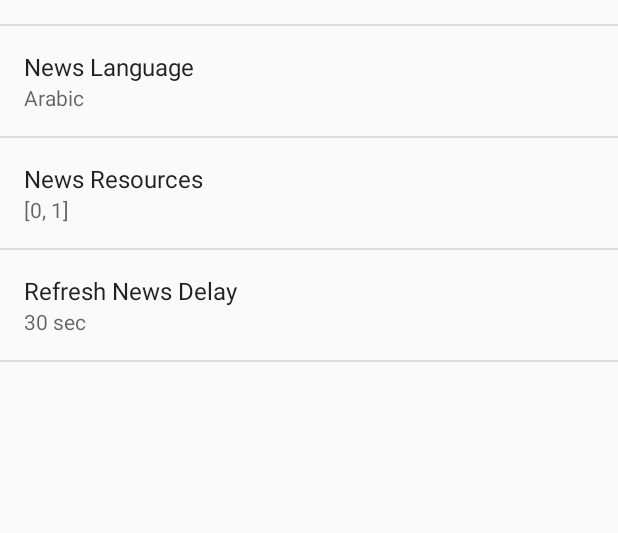
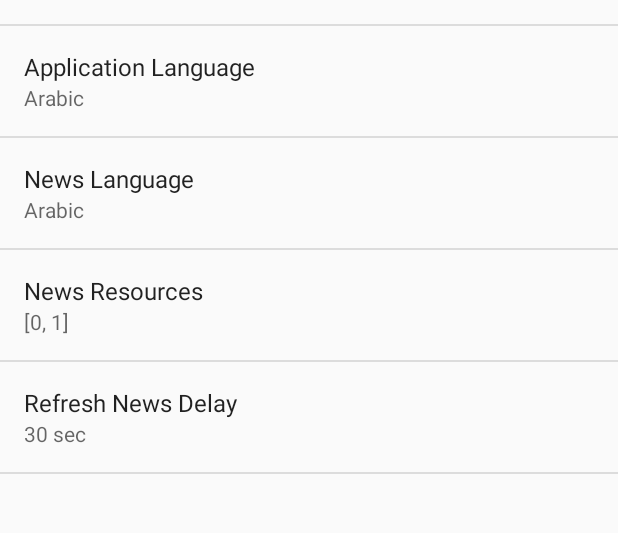
Before and after one commit to zchokri/NewsFeedsBar, an Android app: the SettingsActivity screen opened directly, with no data from a screen before it, after a tap on "News Bar Preview", on a phone screen of 412 x 824 dp, the part 170-703 px from its top. Run offline under Robolectric (Android 15) with nearby library versions, the phone set to English and light mode, and no system bars; libraries missing offline, so code that uses them is left out: com.sun.org; 2 statements that could not run were skipped; 1 other tap on this screen came first.

Commit message:
Add TextSize and Application Language Menu

```diff
--- a/app/src/main/java/czdev/newsfeedsbar/MyService.java
+++ b/app/src/main/java/czdev/newsfeedsbar/MyService.java
@@ -172,7 +172,7 @@ public class MyService extends Service implements OnClickListener {
         }
 
         currentSpeed  = Integer.parseInt(defaultSharedPreferences.getString("news_bar_display_speed","0"));
-        textSize  = Integer.parseInt(defaultSharedPreferences.getString("news_bar_text_size","10"));
+        textSize  = Integer.parseInt(defaultSharedPreferences.getString("news_bar_display_text_size","10"));
 
         windowManager = (WindowManager) getSystemService(WINDOW_SERVICE);
         layoutInflater =
--- a/app/src/main/res/layout/activity_news_feeds_bar.xml
+++ b/app/src/main/res/layout/activity_news_feeds_bar.xml
@@ -15,6 +15,7 @@
             android:layout_width="match_parent"
             android:layout_height="?attr/actionBarSize"
             android:background="?attr/colorPrimary"
+            app:backgroundTint="@android:color/darker_gray"
             app:popupTheme="@style/AppTheme.PopupOverlay" />
 
     </android.support.design.widget.AppBarLayout>
@@ -27,7 +28,7 @@
         android:layout_height="wrap_content"
         android:layout_gravity="bottom|end"
         android:layout_margin="@dimen/fab_margin"
-        app:backgroundTint="@android:color/holo_blue_light"
+        app:backgroundTint="@android:color/darker_gray"
         app:srcCompat="@drawable/play"
         tools:backgroundTint="@color/colorPrimary" />
 
--- a/app/src/main/res/menu/menu_customiser_screen_shot.xml
+++ b/app/src/main/res/menu/menu_customiser_screen_shot.xml
@@ -2,9 +2,16 @@
     xmlns:app="http://schemas.android.com/apk/res-auto"
     xmlns:tools="http://schemas.android.com/tools"
     tools:context="czdev.customiserscreenshot.CustomiserScreenShot">
+
+    <item
+        android:id="@+id/action_refresh"
+        android:orderInCategory="101"
+        android:icon="@android:drawable/ic_popup_sync"
+        app:showAsAction="always" />
     <item
         android:id="@+id/action_settings"
         android:orderInCategory="100"
-        android:icon="@drawable/ic_settings"
+        android:icon="@android:drawable/ic_menu_manage"
         app:showAsAction="always" />
+
 </menu>
--- /dev/null
+++ b/app/src/main/res/values/arrays.xml
@@ -0,0 +1,4 @@
+<?xml version="1.0" encoding="utf-8"?>
+<resources>
+
+</resources>
--- a/app/src/main/res/values/strings.xml
+++ b/app/src/main/res/values/strings.xml
@@ -103,6 +103,19 @@
         <item>2</item>
     </string-array>
 
+
+    <string name="pref_title_new_bar_lang" >News Language</string>
+    <string name="pref_title_app_lang">Application Language</string>
+    <string name="pref_title_news_bar_display_text_size">Text Size</string>
+    <string-array name="pref_news_bar_display_text_size_list_values">
+        <item>10</item>
+        <item>12</item>
+        <item>14</item>
+        <item>16</item>
+        <item>18</item>
+        <item>20</item>
+    </string-array>
+
     <!-- Example settings for Data & Sync -->
     <string name="pref_header_data_sync">About </string>
 
@@ -111,8 +124,6 @@
     <string name="pref_title_system_sync_settings">Legal Information</string>
 
     <string name="pref_title_refresh_news">Refresh Delay</string>
-    <string name="pref_title_new_bar_lang" >News Language</string>
-
     <string-array name="refresh_list_titles">
         <item>Always</item>
         <item>When possible</item>
--- a/app/src/main/res/xml/pref_display.xml
+++ b/app/src/main/res/xml/pref_display.xml
@@ -36,4 +36,14 @@
         android:persistent="true"
         />
 
+    <ListPreference
+        android:defaultValue="10"
+        android:entries="@array/pref_news_bar_display_text_size_list_values"
+        android:entryValues="@array/pref_news_bar_display_text_size_list_values"
+        android:key="news_bar_display_text_size"
+        android:summary="%s"
+        android:negativeButtonText="@null"
+        android:positiveButtonText="@null"
+        android:title="@string/pref_title_news_bar_display_text_size" />
+
 </PreferenceScreen>
--- a/app/src/main/res/xml/pref_general.xml
+++ b/app/src/main/res/xml/pref_general.xml
@@ -5,6 +5,17 @@
         android:key="show_preview"
         android:summary="@string/pref_description_news_bar"
         android:title="@string/pref_title_news_bar" />
+
+    <ListPreference
+        android:defaultValue="0"
+        android:entries="@array/pref_new_bar_lang_list_titles"
+        android:entryValues="@array/pref_new_bar_lang_list_values"
+        android:key="app_lang"
+        android:summary="%s"
+        android:negativeButtonText="@null"
+        android:positiveButtonText="@null"
+        android:title="@string/pref_title_app_lang" />
+
     <ListPreference
         android:defaultValue="0"
         android:entries="@array/pref_new_bar_lang_list_titles"
```
Also changed, not shown: app/src/main/java/czdev/newsfeedsbar/NewsFeedsBar.java (+39 -17 lines), app/src/main/java/czdev/newsfeedsbar/SettingsActivity.java (+9 -1 lines), app/src/main/res/xml/prefs.xml (deleted, +0 -10 lines).
